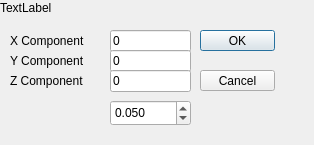
Before: the Qt Designer form Source/CaseCreator/vectorInputDialog.ui in cfddose/Splash, drawn with Qt 5.
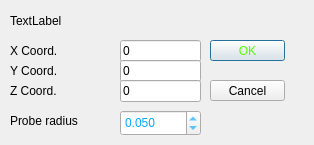
After: the same form once the commit is applied.

The edit to the form file:
```diff
--- a/Source/CaseCreator/vectorInputDialog.ui
+++ b/Source/CaseCreator/vectorInputDialog.ui
@@ -16,12 +16,15 @@
   <widget class="QLabel" name="labelPrompt">
    <property name="geometry">
     <rect>
-     <x>0</x>
-     <y>0</y>
-     <width>161</width>
-     <height>16</height>
+     <x>10</x>
+     <y>10</y>
+     <width>291</width>
+     <height>21</height>
     </rect>
    </property>
+   <property name="styleSheet">
+    <string notr="true">font: 14pt &quot;Sans Serif&quot;;</string>
+   </property>
    <property name="text">
     <string>TextLabel</string>
    </property>
@@ -29,12 +32,15 @@
   <widget class="QLineEdit" name="lineEditX">
    <property name="geometry">
     <rect>
-     <x>110</x>
-     <y>30</y>
+     <x>120</x>
+     <y>40</y>
      <width>81</width>
      <height>22</height>
     </rect>
    </property>
+   <property name="styleSheet">
+    <string notr="true">font: 11pt &quot;Sans Serif&quot;;</string>
+   </property>
    <property name="text">
     <string>0</string>
    </property>
@@ -43,37 +49,47 @@
    <property name="geometry">
     <rect>
      <x>10</x>
-     <y>30</y>
+     <y>40</y>
      <width>91</width>
      <height>21</height>
     </rect>
    </property>
+   <property name="styleSheet">
+    <string notr="true">font: 12pt &quot;Sans Serif&quot;;</string>
+   </property>
    <property name="text">
-    <string>X Component</string>
+    <string>X Coord.</string>
    </property>
   </widget>
   <widget class="QLabel" name="label_2">
    <property name="geometry">
     <rect>
      <x>10</x>
-     <y>50</y>
+     <y>60</y>
      <width>91</width>
      <height>21</height>
     </rect>
    </property>
+   <property name="styleSheet">
+    <string notr="true">font: 12pt &quot;Sans Serif&quot;;
+</string>
+   </property>
    <property name="text">
-    <string>Y Component</string>
+    <string>Y Coord.</string>
    </property>
   </widget>
   <widget class="QLineEdit" name="lineEditY">
    <property name="geometry">
     <rect>
-     <x>110</x>
-     <y>50</y>
+     <x>120</x>
+     <y>60</y>
      <width>81</width>
      <height>22</height>
     </rect>
    </property>
+   <property name="styleSheet">
+    <string notr="true">font: 11pt &quot;Sans Serif&quot;;</string>
+   </property>
    <property name="text">
     <string>0</string>
    </property>
@@ -82,24 +98,30 @@
    <property name="geometry">
     <rect>
      <x>10</x>
-     <y>70</y>
-     <width>91</width>
+     <y>80</y>
+     <width>111</width>
      <height>21</height>
     </rect>
    </property>
+   <property name="styleSheet">
+    <string notr="true">font: 12pt &quot;Sans Serif&quot;;</string>
+   </property>
    <property name="text">
-    <string>Z Component</string>
+    <string>Z Coord.</string>
    </property>
   </widget>
   <widget class="QLineEdit" name="lineEditZ">
    <property name="geometry">
     <rect>
-     <x>110</x>
-     <y>70</y>
+     <x>120</x>
+     <y>80</y>
      <width>81</width>
      <height>22</height>
     </rect>
    </property>
+   <property name="styleSheet">
+    <string notr="true">font: 11pt &quot;Sans Serif&quot;;</string>
+   </property>
    <property name="text">
     <string>0</string>
    </property>
@@ -107,12 +129,16 @@
   <widget class="QPushButton" name="pushButtonOK">
    <property name="geometry">
     <rect>
-     <x>200</x>
-     <y>30</y>
+     <x>210</x>
+     <y>40</y>
      <width>75</width>
      <height>21</height>
     </rect>
    </property>
+   <property name="styleSheet">
+    <string notr="true">font: 12pt &quot;Sans Serif&quot;;
+color: rgb(85, 255, 0);</string>
+   </property>
    <property name="text">
     <string>OK</string>
    </property>
@@ -120,12 +146,15 @@
   <widget class="QPushButton" name="pushButtonCancel">
    <property name="geometry">
     <rect>
-     <x>200</x>
-     <y>70</y>
+     <x>210</x>
+     <y>80</y>
      <width>75</width>
      <height>21</height>
     </rect>
    </property>
+   <property name="styleSheet">
+    <string notr="true">font: 12pt &quot;Sans Serif&quot;;</string>
+   </property>
    <property name="text">
     <string>Cancel</string>
    </property>
@@ -133,17 +162,24 @@
   <widget class="QDoubleSpinBox" name="sphereRadiusLocationInMesh">
    <property name="geometry">
     <rect>
-     <x>110</x>
-     <y>100</y>
+     <x>120</x>
+     <y>110</y>
      <width>81</width>
      <height>26</height>
     </rect>
    </property>
+   <property name="styleSheet">
+    <string notr="true">color: rgb(0, 170, 255);
+font: 11pt &quot;Sans Serif&quot;;</string>
+   </property>
+   <property name="decimals">
+    <number>3</number>
+   </property>
    <property name="minimum">
-    <double>0.01</double>  <!-- Prevent 0 radius -->
+    <double>0.010000000000000</double>
    </property>
    <property name="maximum">
-    <double>10.0</double>  <!-- Allow bigger values -->
+    <double>10.000000000000000</double>
    </property>
    <property name="singleStep">
     <double>0.01</double>  <!-- Step size -->
@@ -152,7 +188,23 @@
     <number>3</number>  <!-- Display up to 3 decimal places -->
    </property>
    <property name="value">
-    <double>0.05</double>  <!-- Default initial value -->
+    <double>0.050000000000000</double>
+   </property>
+  </widget>
+  <widget class="QLabel" name="label_4">
+   <property name="geometry">
+    <rect>
+     <x>10</x>
+     <y>110</y>
+     <width>101</width>
+     <height>21</height>
+    </rect>
+   </property>
+   <property name="styleSheet">
+    <string notr="true">font: 12pt &quot;Sans Serif&quot;;</string>
+   </property>
+   <property name="text">
+    <string>Probe radius</string>
    </property>
   </widget>
  </widget>
```
Left out of the diff: 5 changed lines with no effect on the pictures.
